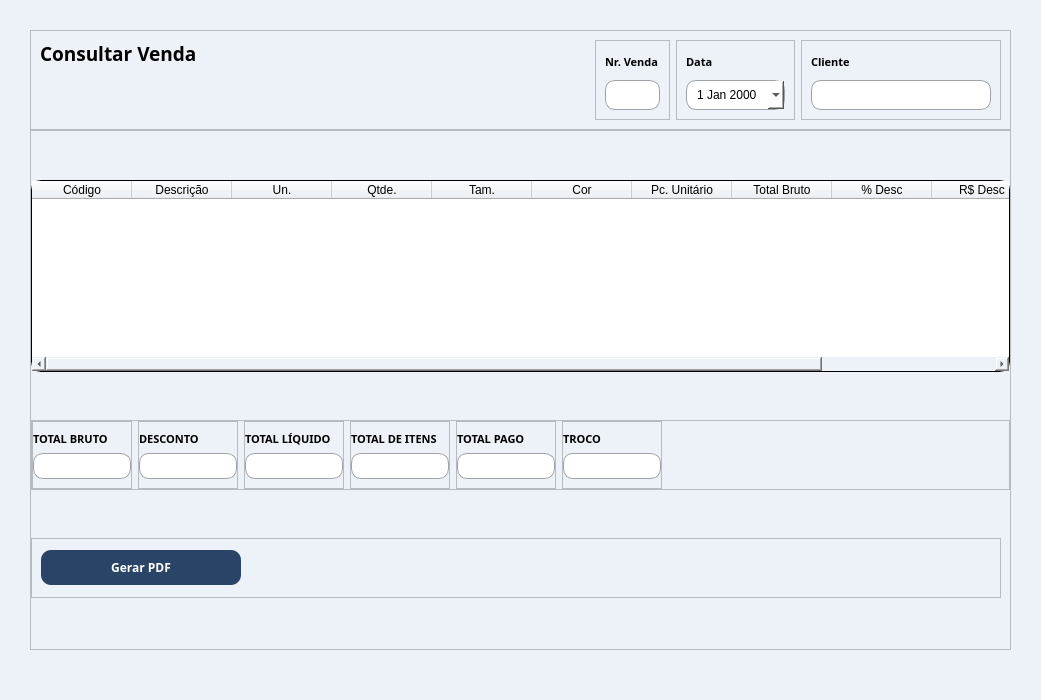
The window that interface/ui/vendas_editar.ui (GsFerreira99/sistema-venda-calcados) describes before a commit, drawn with Qt 5.
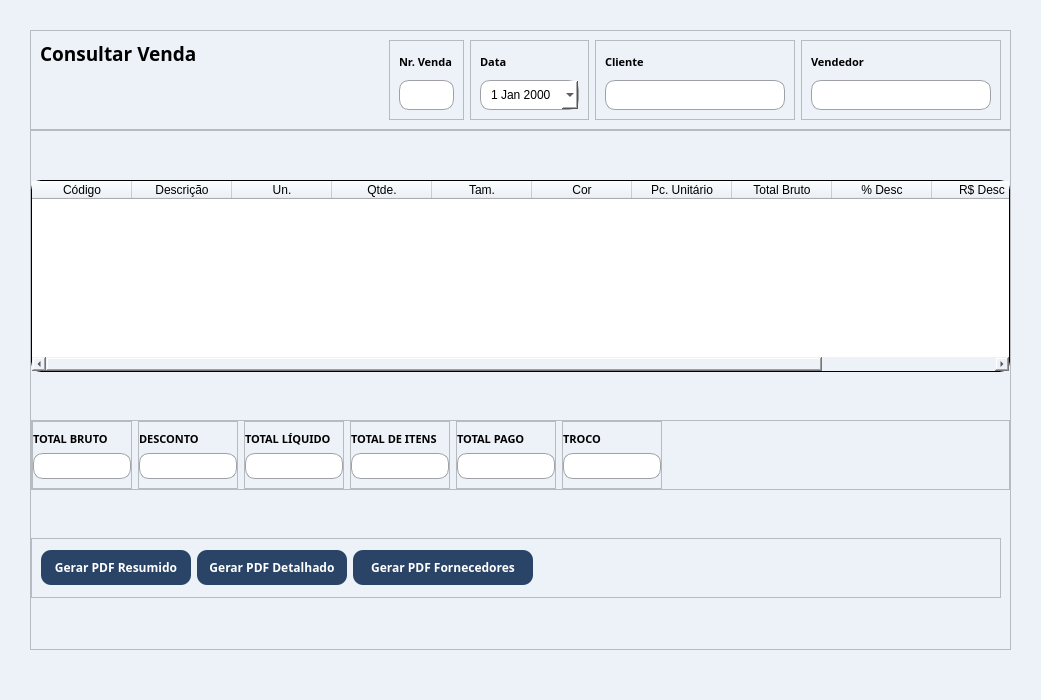
The same window after the commit.

What changed in the file:
```diff
--- a/interface/ui/vendas_editar.ui
+++ b/interface/ui/vendas_editar.ui
@@ -322,6 +322,77 @@
         </layout>
        </widget>
       </item>
+      <item row="0" column="6">
+       <widget class="QFrame" name="frame_15">
+        <property name="minimumSize">
+         <size>
+          <width>200</width>
+          <height>70</height>
+         </size>
+        </property>
+        <property name="maximumSize">
+         <size>
+          <width>200</width>
+          <height>16777215</height>
+         </size>
+        </property>
+        <property name="frameShape">
+         <enum>QFrame::StyledPanel</enum>
+        </property>
+        <property name="frameShadow">
+         <enum>QFrame::Raised</enum>
+        </property>
+        <layout class="QGridLayout" name="gridLayout_22">
+         <item row="1" column="0">
+          <widget class="QLineEdit" name="input_vendedor">
+           <property name="sizePolicy">
+            <sizepolicy hsizetype="Expanding" vsizetype="Expanding">
+             <horstretch>0</horstretch>
+             <verstretch>0</verstretch>
+            </sizepolicy>
+           </property>
+           <property name="maximumSize">
+            <size>
+             <width>16777215</width>
+             <height>30</height>
+            </size>
+           </property>
+           <property name="font">
+            <font>
+             <family>Raleway</family>
+            </font>
+           </property>
+           <property name="styleSheet">
+            <string notr="true">QLineEdit {
+	background-color:white;
+	border-radius: 10px;
+	border: 1px solid rgb(158, 162, 166);
+	padding-left: 20px;
+}</string>
+           </property>
+           <property name="readOnly">
+            <bool>true</bool>
+           </property>
+          </widget>
+         </item>
+         <item row="0" column="0">
+          <widget class="QLabel" name="label_19">
+           <property name="font">
+            <font>
+             <family>Raleway</family>
+             <pointsize>8</pointsize>
+             <weight>75</weight>
+             <bold>true</bold>
+            </font>
+           </property>
+           <property name="text">
+            <string>Vendedor</string>
+           </property>
+          </widget>
+         </item>
+        </layout>
+       </widget>
+      </item>
      </layout>
     </widget>
    </item>
@@ -996,7 +1067,7 @@
            </property>
            <property name="maximumSize">
             <size>
-             <width>200</width>
+             <width>150</width>
              <height>35</height>
             </size>
            </property>
@@ -1012,7 +1083,79 @@
             <string notr="true"/>
            </property>
            <property name="text">
-            <string>Gerar PDF</string>
+            <string>Gerar PDF Resumido</string>
+           </property>
+          </widget>
+         </item>
+         <item>
+          <widget class="QPushButton" name="btn_relatorio_full">
+           <property name="sizePolicy">
+            <sizepolicy hsizetype="Expanding" vsizetype="Fixed">
+             <horstretch>0</horstretch>
+             <verstretch>0</verstretch>
+            </sizepolicy>
+           </property>
+           <property name="minimumSize">
+            <size>
+             <width>0</width>
+             <height>35</height>
+            </size>
+           </property>
+           <property name="maximumSize">
+            <size>
+             <width>150</width>
+             <height>35</height>
+            </size>
+           </property>
+           <property name="font">
+            <font>
+             <family>Raleway</family>
+             <pointsize>9</pointsize>
+             <weight>75</weight>
+             <bold>true</bold>
+            </font>
+           </property>
+           <property name="styleSheet">
+            <string notr="true"/>
+           </property>
+           <property name="text">
+            <string>Gerar PDF Detalhado</string>
+           </property>
+          </widget>
+         </item>
+         <item>
+          <widget class="QPushButton" name="btn_relatorioFornecedores">
+           <property name="sizePolicy">
+            <sizepolicy hsizetype="Expanding" vsizetype="Fixed">
+             <horstretch>0</horstretch>
+             <verstretch>0</verstretch>
+            </sizepolicy>
+           </property>
+           <property name="minimumSize">
+            <size>
+             <width>0</width>
+             <height>35</height>
+            </size>
+           </property>
+           <property name="maximumSize">
+            <size>
+             <width>180</width>
+             <height>35</height>
+            </size>
+           </property>
+           <property name="font">
+            <font>
+             <family>Raleway</family>
+             <pointsize>9</pointsize>
+             <weight>75</weight>
+             <bold>true</bold>
+            </font>
+           </property>
+           <property name="styleSheet">
+            <string notr="true"/>
+           </property>
+           <property name="text">
+            <string>Gerar PDF Fornecedores</string>
            </property>
           </widget>
          </item>
```
Left out of the diff: 90 changed lines with no effect on the pictures.
